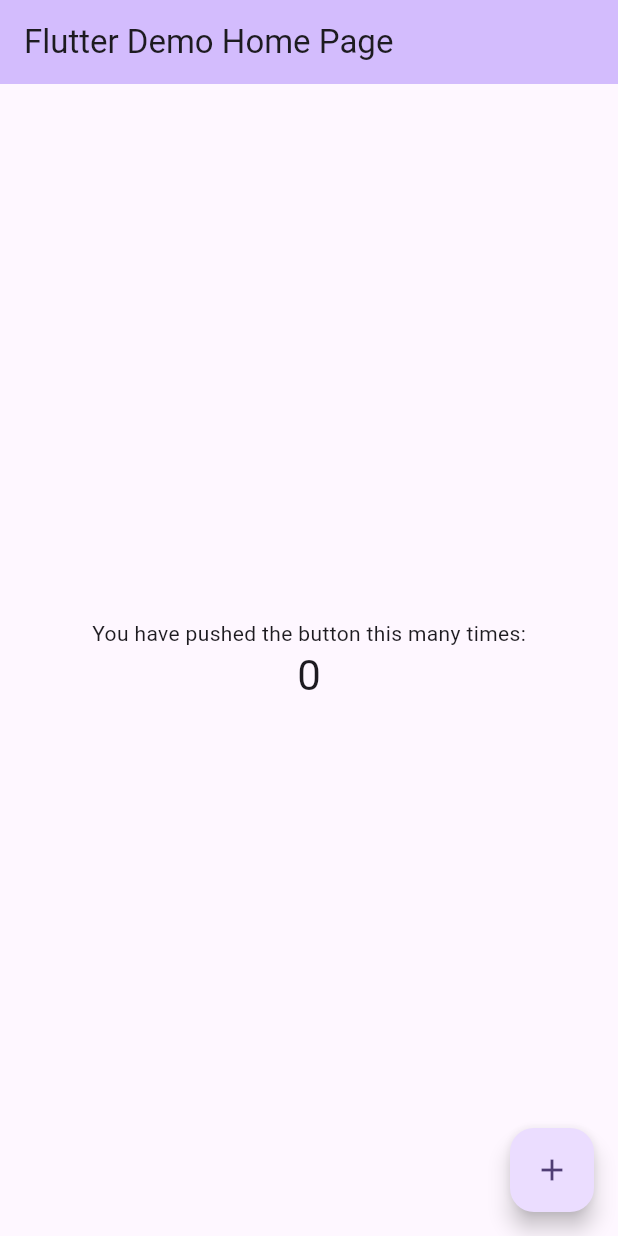
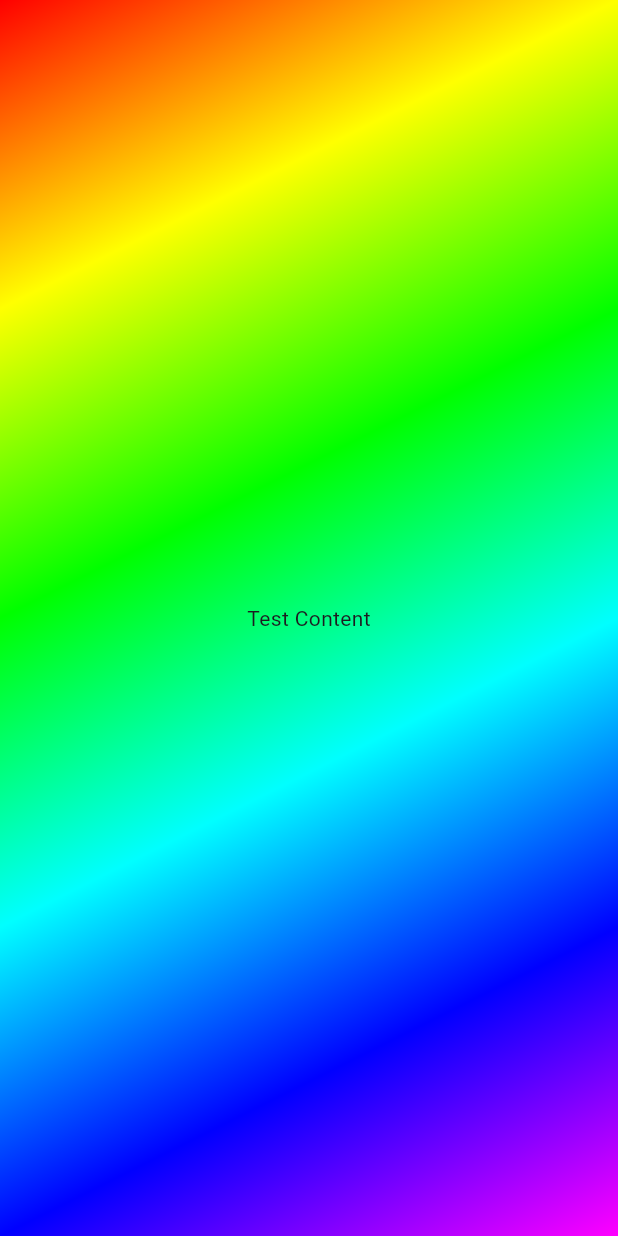
Before and after one commit to GedikEnginImecar/flutter, a Flutter app: the screen it shows after launch, on a phone screen of 412 x 824 dp. Run offline on Flutter 3.47's test engine with Material 3 defaults, Android fonts, the phone set to English and light mode, and no system bars.

Commit message:
basic notes on flutter - background, basic widgets

```diff
--- a/first_app/lib/main.dart
+++ b/first_app/lib/main.dart
@@ -1,125 +1,35 @@
-import 'package:flutter/material.dart';
+import "package:flutter/material.dart";
+// you need to import dependencies (flutter built in one to get started at least)
+// they are imported/downloaded in the pubspec.yaml file in dev and regular dependencies
 
+// this is how you create a function in dart, similar to c++
 void main() {
-  runApp(const MyApp());
-}
+  // main is unique - it is the main entry point into the code, and is automatically executed as the first step
 
-class MyApp extends StatelessWidget {
-  const MyApp({super.key});
-
-  // This widget is the root of your application.
-  @override
-  Widget build(BuildContext context) {
-    return MaterialApp(
-      title: 'Flutter Demo',
-      theme: ThemeData(
-        // This is the theme of your application.
-        //
-        // TRY THIS: Try running your application with "flutter run". You'll see
-        // the application has a purple toolbar. Then, without quitting the app,
-        // try changing the seedColor in the colorScheme below to Colors.green
-        // and then invoke "hot reload" (save your changes or press the "hot
-        // reload" button in a Flutter-supported IDE, or press "r" if you used
-        // the command line to start the app).
-        //
-        // Notice that the counter didn't reset back to zero; the application
-        // state is not lost during the reload. To reset the state, use hot
-        // restart instead.
-        //
-        // This works for code too, not just values: Most code changes can be
-        // tested with just a hot reload.
-        colorScheme: ColorScheme.fromSeed(seedColor: Colors.deepPurple),
-        useMaterial3: true,
-      ),
-      home: const MyHomePage(title: 'Flutter Demo Home Page'),
-    );
-  }
-}
-
-class MyHomePage extends StatefulWidget {
-  const MyHomePage({super.key, required this.title});
-
-  // This widget is the home page of your application. It is stateful, meaning
-  // that it has a State object (defined below) that contains fields that affect
-  // how it looks.
-
-  // This class is the configuration for the state. It holds the values (in this
-  // case the title) provided by the parent (in this case the App widget) and
-  // used by the build method of the State. Fields in a Widget subclass are
-  // always marked "final".
-
-  final String title;
-
-  @override
-  State<MyHomePage> createState() => _MyHomePageState();
-}
-
-class _MyHomePageState extends State<MyHomePage> {
-  int _counter = 0;
-
-  void _incrementCounter() {
-    setState(() {
-      // This call to setState tells the Flutter framework that something has
-      // changed in this State, which causes it to rerun the build method below
-      // so that the display can reflect the updated values. If we changed
-      // _counter without calling setState(), then the build method would not be
-      // called again, and so nothing would appear to happen.
-      _counter++;
-    });
-  }
-
-  @override
-  Widget build(BuildContext context) {
-    // This method is rerun every time setState is called, for instance as done
-    // by the _incrementCounter method above.
-    //
-    // The Flutter framework has been optimized to make rerunning build methods
-    // fast, so that you can just rebuild anything that needs updating rather
-    // than having to individually change instances of widgets.
-    return Scaffold(
-      appBar: AppBar(
-        // TRY THIS: Try changing the color here to a specific color (to
-        // Colors.amber, perhaps?) and trigger a hot reload to see the AppBar
-        // change color while the other colors stay the same.
-        backgroundColor: Theme.of(context).colorScheme.inversePrimary,
-        // Here we take the value from the MyHomePage object that was created by
-        // the App.build method, and use it to set our appbar title.
-        title: Text(widget.title),
-      ),
-      body: Center(
-        // Center is a layout widget. It takes a single child and positions it
-        // in the middle of the parent.
-        child: Column(
-          // Column is also a layout widget. It takes a list of children and
-          // arranges them vertically. By default, it sizes itself to fit its
-          // children horizontally, and tries to be as tall as its parent.
-          //
-          // Column has various properties to control how it sizes itself and
-          // how it positions its children. Here we use mainAxisAlignment to
-          // center the children vertically; the main axis here is the vertical
-          // axis because Columns are vertical (the cross axis would be
-          // horizontal).
-          //
-          // TRY THIS: Invoke "debug painting" (choose the "Toggle Debug Paint"
-          // action in the IDE, or press "p" in the console), to see the
-          // wireframe for each widget.
-          mainAxisAlignment: MainAxisAlignment.center,
-          children: <Widget>[
-            const Text(
-              'You have pushed the button this many times:',
+  runApp(
+    MaterialApp(
+      // material app is used heavily in the back. helps with displaying the app and UI correctly on target platforms
+      home: Scaffold(
+        body: Container(
+          decoration: const BoxDecoration(
+            gradient: LinearGradient(
+              colors: [
+                Color.fromARGB(255, 255, 0, 0),
+                Color.fromARGB(255, 255, 255, 0),
+                Color.fromARGB(255, 0, 255, 0),
+                Color.fromARGB(255, 0, 255, 255),
+                Color.fromARGB(255, 0, 0, 255),
+                Color.fromARGB(255, 255, 0, 255),
+              ],
+              begin: Alignment.topLeft,
+              end: Alignment.bottomRight,
             ),
-            Text(
-              '$_counter',
-              style: Theme.of(context).textTheme.headlineMedium,
-            ),
-          ],
+          ),
+          child: const Center(
+            child: Text("Test Content"),
+          ),
         ),
       ),
-      floatingActionButton: FloatingActionButton(
-        onPressed: _incrementCounter,
-        tooltip: 'Increment',
-        child: const Icon(Icons.add),
-      ), // This trailing comma makes auto-formatting nicer for build methods.
-    );
-  }
+    ),
+  ); // used to get started any flutter app, takes in basic widgets, MaterialApp is provided and imported above
 }
```
Also changed, not shown: notes/image-1.png (added), notes/image-2.png (added), notes/image-3.png (added), notes/image.png (added), 3 other files.
